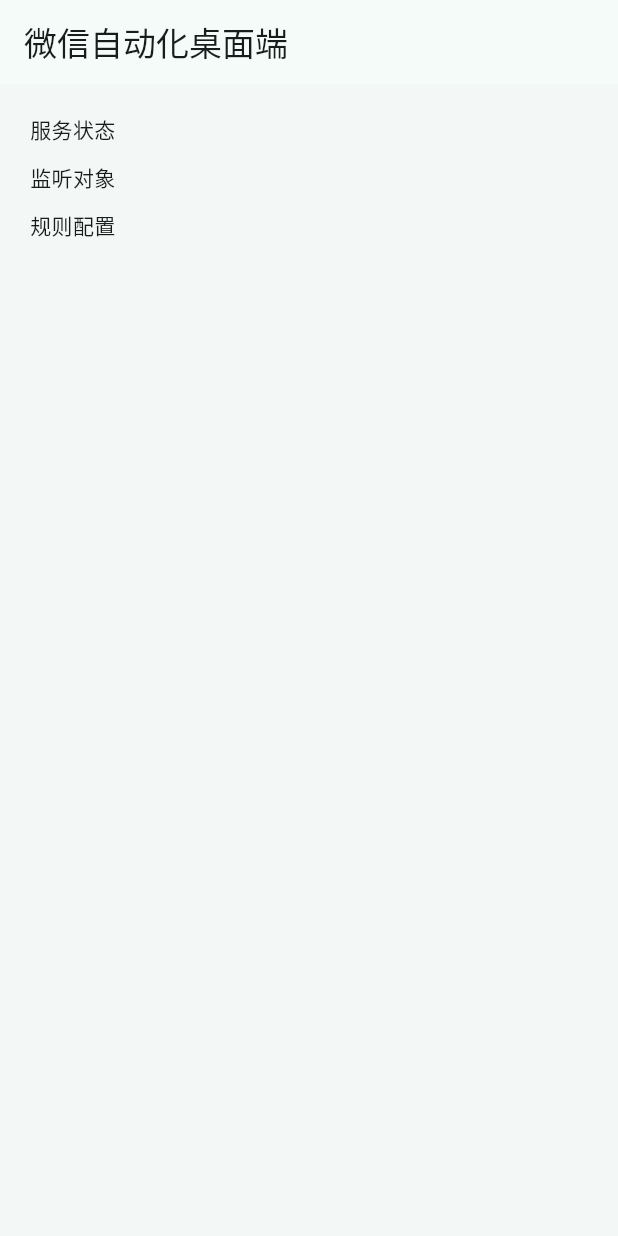
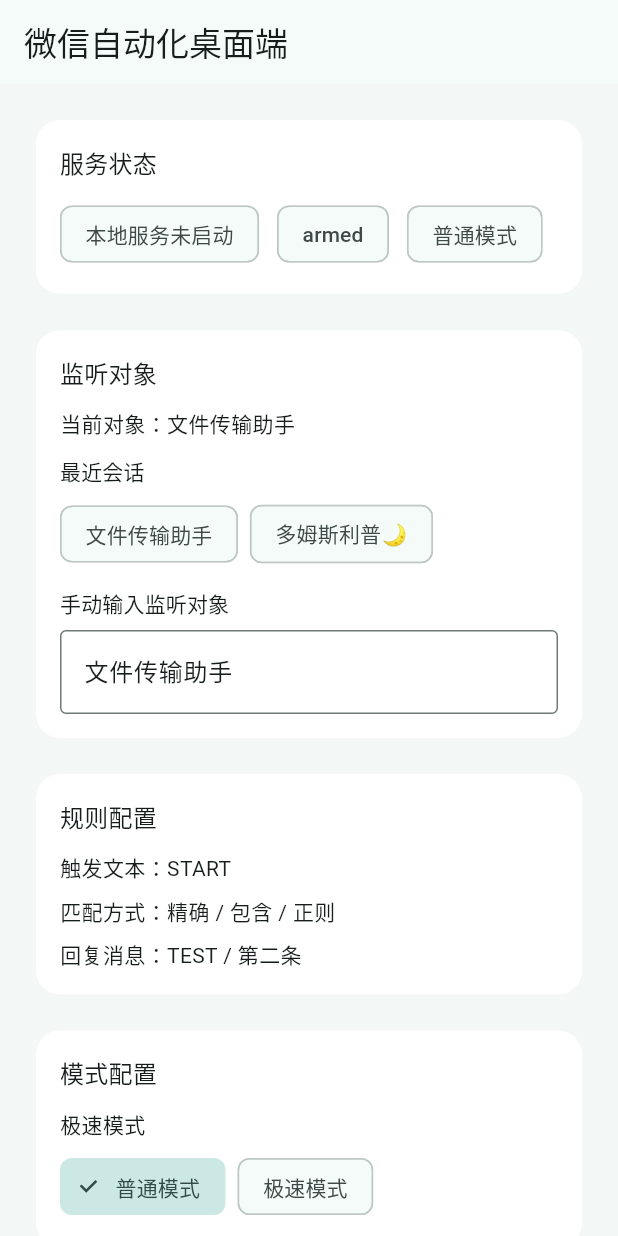
Before and after one commit to GlacierXiaowei/super_ivan_pro, a Flutter app: the screen it shows after launch, on a phone screen of 412 x 824 dp. Run offline on Flutter 3.47's test engine with Material 3 defaults, Android fonts, the phone set to English and light mode, and no system bars.

Commit message:
feat(glacier): add desktop console ui shell

```diff
--- a/lib/app/app.dart
+++ b/lib/app/app.dart
@@ -1,8 +1,14 @@
 import 'package:flutter/material.dart';
 import 'package:super_ivan_pro/app/theme.dart';
+import 'package:super_ivan_pro/features/desktop_console/data/desktop_service.dart';
+import 'package:super_ivan_pro/features/desktop_console/data/fake_desktop_service.dart';
+import 'package:super_ivan_pro/features/desktop_console/presentation/desktop_console_page.dart';
 
 class SuperIvanDesktopApp extends StatelessWidget {
-  const SuperIvanDesktopApp({super.key});
+  const SuperIvanDesktopApp({super.key, DesktopService? service})
+    : _service = service;
+
+  final DesktopService? _service;
 
   @override
   Widget build(BuildContext context) {
@@ -10,33 +16,7 @@
       title: '微信自动化桌面端',
       debugShowCheckedModeBanner: false,
       theme: buildDesktopTheme(),
-      home: const _DesktopBootstrapPage(),
+      home: DesktopConsolePage(service: _service ?? FakeDesktopService.seed()),
     );
   }
 }
-
-class _DesktopBootstrapPage extends StatelessWidget {
-  const _DesktopBootstrapPage();
-
-  @override
-  Widget build(BuildContext context) {
-    return Scaffold(
-      appBar: AppBar(
-        title: const Text('微信自动化桌面端'),
-      ),
-      body: const Padding(
-        padding: EdgeInsets.all(20),
-        child: Column(
-          crossAxisAlignment: CrossAxisAlignment.start,
-          children: [
-            Text('服务状态'),
-            SizedBox(height: 12),
-            Text('监听对象'),
-            SizedBox(height: 12),
-            Text('规则配置'),
-          ],
-        ),
-      ),
-    );
-  }
-}
--- /dev/null
+++ b/lib/features/desktop_console/controller/desktop_console_controller.dart
@@ -0,0 +1,35 @@
+import 'package:flutter/foundation.dart';
+import 'package:super_ivan_pro/features/desktop_console/data/desktop_service.dart';
+import 'package:super_ivan_pro/features/desktop_console/models/desktop_models.dart';
+
+class DesktopConsoleController extends ChangeNotifier {
+  DesktopConsoleController(this._service);
+
+  final DesktopService _service;
+  DesktopSnapshot? snapshot;
+
+  Future<void> initialize() async {
+    snapshot = await _service.loadSnapshot();
+    notifyListeners();
+  }
+
+  Future<void> saveTarget({
+    required String displayName,
+    required String talker,
+    required bool isGroup,
+  }) async {
+    await _service.saveTarget(
+      ActiveTarget(
+        displayName: displayName,
+        talker: talker,
+        isGroup: isGroup,
+      ),
+    );
+    await initialize();
+  }
+
+  Future<void> setMode(DesktopMode mode) async {
+    await _service.saveMode(mode);
+    await initialize();
+  }
+}
--- a/lib/features/desktop_console/data/desktop_service.dart
+++ b/lib/features/desktop_console/data/desktop_service.dart
@@ -2,4 +2,6 @@
 
 abstract class DesktopService {
   Future<DesktopSnapshot> loadSnapshot();
+  Future<void> saveTarget(ActiveTarget target);
+  Future<void> saveMode(DesktopMode mode);
 }
--- /dev/null
+++ b/lib/features/desktop_console/data/fake_desktop_service.dart
@@ -0,0 +1,25 @@
+import 'package:super_ivan_pro/features/desktop_console/data/desktop_service.dart';
+import 'package:super_ivan_pro/features/desktop_console/models/desktop_models.dart';
+
+class FakeDesktopService implements DesktopService {
+  FakeDesktopService.seed() : _snapshot = DesktopSnapshot.seed();
+
+  DesktopSnapshot _snapshot;
+  ActiveTarget? lastSavedTarget;
+  DesktopMode lastSavedMode = DesktopMode.normal;
+
+  @override
+  Future<DesktopSnapshot> loadSnapshot() async => _snapshot;
+
+  @override
+  Future<void> saveMode(DesktopMode mode) async {
+    lastSavedMode = mode;
+    _snapshot = _snapshot.copyWith(mode: mode);
+  }
+
+  @override
+  Future<void> saveTarget(ActiveTarget target) async {
+    lastSavedTarget = target;
+    _snapshot = _snapshot.copyWith(activeTarget: target);
+  }
+}
--- a/lib/features/desktop_console/models/desktop_models.dart
+++ b/lib/features/desktop_console/models/desktop_models.dart
@@ -1,11 +1,100 @@
+enum DesktopMode { normal, rapid }
+
+class ActiveTarget {
+  const ActiveTarget({
+    required this.displayName,
+    required this.talker,
+    required this.isGroup,
+  });
+
+  final String displayName;
+  final String talker;
+  final bool isGroup;
+}
+
+class RecentChatPreview {
+  const RecentChatPreview({
+    required this.label,
+    required this.talker,
+  });
+
+  final String label;
+  final String talker;
+}
+
+class RecentEventPreview {
+  const RecentEventPreview({
+    required this.chatName,
+    required this.senderName,
+    required this.content,
+  });
+
+  final String chatName;
+  final String senderName;
+  final String content;
+}
+
 class DesktopSnapshot {
   const DesktopSnapshot({
     required this.serviceStatusLabel,
-    required this.activeTargetLabel,
+    required this.activeTarget,
+    required this.recentChats,
+    required this.recentEvents,
+    required this.armed,
+    required this.mode,
     required this.rulePattern,
   });
 
+  factory DesktopSnapshot.seed() {
+    return const DesktopSnapshot(
+      serviceStatusLabel: '本地服务未启动',
+      activeTarget: ActiveTarget(
+        displayName: '文件传输助手',
+        talker: 'filehelper',
+        isGroup: false,
+      ),
+      recentChats: [
+        RecentChatPreview(label: '文件传输助手', talker: 'filehelper'),
+        RecentChatPreview(label: '多姆斯利普🌙', talker: '多姆斯利普🌙'),
+      ],
+      recentEvents: [
+        RecentEventPreview(
+          chatName: '文件传输助手',
+          senderName: '我',
+          content: 'START',
+        ),
+      ],
+      armed: true,
+      mode: DesktopMode.normal,
+      rulePattern: 'START',
+    );
+  }
+
   final String serviceStatusLabel;
-  final String activeTargetLabel;
+  final ActiveTarget activeTarget;
+  final List<RecentChatPreview> recentChats;
+  final List<RecentEventPreview> recentEvents;
+  final bool armed;
+  final DesktopMode mode;
   final String rulePattern;
+
+  DesktopSnapshot copyWith({
+    String? serviceStatusLabel,
+    ActiveTarget? activeTarget,
+    List<RecentChatPreview>? recentChats,
+    List<RecentEventPreview>? recentEvents,
+    bool? armed,
+    DesktopMode? mode,
+    String? rulePattern,
+  }) {
+    return DesktopSnapshot(
+      serviceStatusLabel: serviceStatusLabel ?? this.serviceStatusLabel,
+      activeTarget: activeTarget ?? this.activeTarget,
+      recentChats: recentChats ?? this.recentChats,
+      recentEvents: recentEvents ?? this.recentEvents,
+      armed: armed ?? this.armed,
+      mode: mode ?? this.mode,
+      rulePattern: rulePattern ?? this.rulePattern,
+    );
+  }
 }
--- /dev/null
+++ b/lib/features/desktop_console/presentation/desktop_console_page.dart
@@ -0,0 +1,67 @@
+import 'package:flutter/material.dart';
+import 'package:super_ivan_pro/features/desktop_console/controller/desktop_console_controller.dart';
+import 'package:super_ivan_pro/features/desktop_console/data/desktop_service.dart';
+import 'package:super_ivan_pro/features/desktop_console/models/desktop_models.dart';
+import 'package:super_ivan_pro/features/desktop_console/presentation/widgets/events_panel.dart';
+import 'package:super_ivan_pro/features/desktop_console/presentation/widgets/mode_panel.dart';
+import 'package:super_ivan_pro/features/desktop_console/presentation/widgets/rule_panel.dart';
+import 'package:super_ivan_pro/features/desktop_console/presentation/widgets/status_panel.dart';
+import 'package:super_ivan_pro/features/desktop_console/presentation/widgets/target_panel.dart';
+
+class DesktopConsolePage extends StatefulWidget {
+  const DesktopConsolePage({super.key, required this.service});
+
+  final DesktopService service;
+
+  @override
+  State<DesktopConsolePage> createState() => _DesktopConsolePageState();
+}
+
+class _DesktopConsolePageState extends State<DesktopConsolePage> {
+  late final DesktopConsoleController controller;
+
+  @override
+  void initState() {
+    super.initState();
+    controller = DesktopConsoleController(widget.service);
+    controller.initialize();
+  }
+
+  @override
+  void dispose() {
+    controller.dispose();
+    super.dispose();
+  }
+
+  @override
+  Widget build(BuildContext context) {
+    return AnimatedBuilder(
+      animation: controller,
+      builder: (context, _) {
+        final snapshot = controller.snapshot ?? DesktopSnapshot.seed();
+        return Scaffold(
+          appBar: AppBar(
+            title: const Text('微信自动化桌面端'),
+          ),
+          body: ListView(
+            padding: const EdgeInsets.all(20),
+            children: [
+              StatusPanel(snapshot: snapshot),
+              const SizedBox(height: 16),
+              TargetPanel(snapshot: snapshot),
+              const SizedBox(height: 16),
+              RulePanel(snapshot: snapshot),
+              const SizedBox(height: 16),
+              ModePanel(
+                snapshot: snapshot,
+                onModeChanged: controller.setMode,
+              ),
+              const SizedBox(height: 16),
+              EventsPanel(snapshot: snapshot),
+            ],
+          ),
+        );
+      },
+    );
+  }
+}
--- /dev/null
+++ b/lib/features/desktop_console/presentation/widgets/events_panel.dart
@@ -0,0 +1,29 @@
+import 'package:flutter/material.dart';
+import 'package:super_ivan_pro/features/desktop_console/models/desktop_models.dart';
+import 'package:super_ivan_pro/features/desktop_console/presentation/widgets/panel_card.dart';
+
+class EventsPanel extends StatelessWidget {
+  const EventsPanel({super.key, required this.snapshot});
+
+  final DesktopSnapshot snapshot;
+
+  @override
+  Widget build(BuildContext context) {
+    return PanelCard(
+      title: '日志与事件',
+      child: Column(
+        crossAxisAlignment: CrossAxisAlignment.start,
+        children: snapshot.recentEvents
+            .map(
+              (event) => Padding(
+                padding: const EdgeInsets.only(bottom: 8),
+                child: Text(
+                  '${event.chatName} / ${event.senderName}: ${event.content}',
+                ),
+              ),
+            )
+            .toList(),
+      ),
+    );
+  }
+}
--- /dev/null
+++ b/lib/features/desktop_console/presentation/widgets/mode_panel.dart
@@ -0,0 +1,44 @@
+import 'package:flutter/material.dart';
+import 'package:super_ivan_pro/features/desktop_console/models/desktop_models.dart';
+import 'package:super_ivan_pro/features/desktop_console/presentation/widgets/panel_card.dart';
+
+class ModePanel extends StatelessWidget {
+  const ModePanel({
+    super.key,
+    required this.snapshot,
+    required this.onModeChanged,
+  });
+
+  final DesktopSnapshot snapshot;
+  final ValueChanged<DesktopMode> onModeChanged;
+
+  @override
+  Widget build(BuildContext context) {
+    return PanelCard(
+      title: '模式配置',
+      child: Column(
+        crossAxisAlignment: CrossAxisAlignment.start,
+        children: [
+          const Text('极速模式'),
+          const SizedBox(height: 8),
+          Wrap(
+            spacing: 8,
+            runSpacing: 8,
+            children: [
+              ChoiceChip(
+                label: const Text('普通模式'),
+                selected: snapshot.mode == DesktopMode.normal,
+                onSelected: (_) => onModeChanged(DesktopMode.normal),
+              ),
+              ChoiceChip(
+                label: const Text('极速模式'),
+                selected: snapshot.mode == DesktopMode.rapid,
+                onSelected: (_) => onModeChanged(DesktopMode.rapid),
+              ),
+            ],
+          ),
+        ],
+      ),
+    );
+  }
+}
--- /dev/null
+++ b/lib/features/desktop_console/presentation/widgets/panel_card.dart
@@ -0,0 +1,32 @@
+import 'package:flutter/material.dart';
+
+class PanelCard extends StatelessWidget {
+  const PanelCard({
+    super.key,
+    required this.title,
+    required this.child,
+  });
+
+  final String title;
+  final Widget child;
+
+  @override
+  Widget build(BuildContext context) {
+    return Card(
+      child: Padding(
+        padding: const EdgeInsets.all(16),
+        child: Column(
+          crossAxisAlignment: CrossAxisAlignment.start,
+          children: [
+            Text(
+              title,
+              style: Theme.of(context).textTheme.titleMedium,
+            ),
+            const SizedBox(height: 12),
+            child,
+          ],
+        ),
+      ),
+    );
+  }
+}
--- /dev/null
+++ b/lib/features/desktop_console/presentation/widgets/rule_panel.dart
@@ -0,0 +1,26 @@
+import 'package:flutter/material.dart';
+import 'package:super_ivan_pro/features/desktop_console/models/desktop_models.dart';
+import 'package:super_ivan_pro/features/desktop_console/presentation/widgets/panel_card.dart';
+
+class RulePanel extends StatelessWidget {
+  const RulePanel({super.key, required this.snapshot});
+
+  final DesktopSnapshot snapshot;
+
+  @override
+  Widget build(BuildContext context) {
+    return PanelCard(
+      title: '规则配置',
+      child: Column(
+        crossAxisAlignment: CrossAxisAlignment.start,
+        children: [
+          Text('触发文本：${snapshot.rulePattern}'),
+          const SizedBox(height: 8),
+          const Text('匹配方式：精确 / 包含 / 正则'),
+          const SizedBox(height: 8),
+          const Text('回复消息：TEST / 第二条'),
+        ],
+      ),
+    );
+  }
+}
--- /dev/null
+++ b/lib/features/desktop_console/presentation/widgets/status_panel.dart
@@ -0,0 +1,30 @@
+import 'package:flutter/material.dart';
+import 'package:super_ivan_pro/features/desktop_console/models/desktop_models.dart';
+import 'package:super_ivan_pro/features/desktop_console/presentation/widgets/panel_card.dart';
+
+class StatusPanel extends StatelessWidget {
+  const StatusPanel({super.key, required this.snapshot});
+
+  final DesktopSnapshot snapshot;
+
+  @override
+  Widget build(BuildContext context) {
+    return PanelCard(
+      title: '服务状态',
+      child: Wrap(
+        spacing: 12,
+        runSpacing: 12,
+        crossAxisAlignment: WrapCrossAlignment.center,
+        children: [
+          Chip(label: Text(snapshot.serviceStatusLabel)),
+          Chip(label: Text(snapshot.armed ? 'armed' : 'disarmed')),
+          Chip(
+            label: Text(
+              snapshot.mode == DesktopMode.rapid ? '极速模式' : '普通模式',
+            ),
+          ),
+        ],
+      ),
+    );
+  }
+}
--- /dev/null
+++ b/lib/features/desktop_console/presentation/widgets/target_panel.dart
@@ -0,0 +1,50 @@
+import 'package:flutter/material.dart';
+import 'package:super_ivan_pro/features/desktop_console/models/desktop_models.dart';
+import 'package:super_ivan_pro/features/desktop_console/presentation/widgets/panel_card.dart';
+
+class TargetPanel extends StatelessWidget {
+  const TargetPanel({super.key, required this.snapshot});
+
+  final DesktopSnapshot snapshot;
+
+  @override
+  Widget build(BuildContext context) {
+    return PanelCard(
+      title: '监听对象',
+      child: Column(
+        crossAxisAlignment: CrossAxisAlignment.start,
+        children: [
+          Text('当前对象：${snapshot.activeTarget.displayName}'),
+          const SizedBox(height: 12),
+          Text(
+            '最近会话',
+            style: Theme.of(context).textTheme.titleSmall,
+          ),
+          const SizedBox(height: 8),
+          Wrap(
+            spacing: 8,
+            runSpacing: 8,
+            children: snapshot.recentChats
+                .map((chat) => Chip(label: Text(chat.label)))
+                .toList(),
+          ),
+          const SizedBox(height: 12),
+          Text(
+            '手动输入监听对象',
+            style: Theme.of(context).textTheme.titleSmall,
+          ),
+          const SizedBox(height: 8),
+          TextField(
+            controller: TextEditingController(
+              text: snapshot.activeTarget.displayName,
+            ),
+            decoration: const InputDecoration(
+              border: OutlineInputBorder(),
+              hintText: '输入群聊或联系人名称',
+            ),
+          ),
+        ],
+      ),
+    );
+  }
+}
```
Also changed, not shown: 2 other files.
